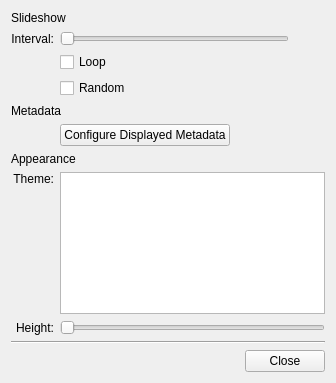
Old version of the form app/fullscreenconfigdialog.ui in the repository KDE/gwenview.
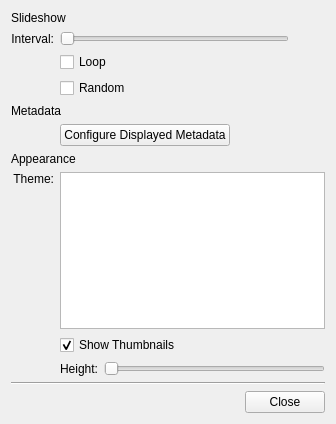
New version of the form.

Commit message: Don't like the fullscreen thumbnail bar? Disable it.

Diff of the .ui file:
```diff
--- a/app/fullscreenconfigdialog.ui
+++ b/app/fullscreenconfigdialog.ui
@@ -6,7 +6,7 @@
     <x>0</x>
     <y>0</y>
     <width>336</width>
-    <height>383</height>
+    <height>424</height>
    </rect>
   </property>
   <layout class="QGridLayout" name="gridLayout" >
@@ -137,7 +137,19 @@
    <item row="7" column="1" >
     <widget class="QListWidget" name="mThemeListWidget" />
    </item>
-   <item row="8" column="0" >
+   <item row="8" column="1" >
+    <widget class="QCheckBox" name="mShowThumbnailsCheckBox" >
+     <property name="text" >
+      <string>Show Thumbnails</string>
+     </property>
+     <property name="checked" >
+      <bool>true</bool>
+     </property>
+    </widget>
+   </item>
+   <item row="9" column="1" >
+    <layout class="QHBoxLayout" name="horizontalLayout_4" >
+     <item>
     <widget class="QLabel" name="label_5" >
      <property name="text" >
       <string>Height:</string>
@@ -147,7 +159,7 @@
      </property>
     </widget>
    </item>
-   <item row="8" column="1" >
+     <item>
     <widget class="QSlider" name="mHeightSlider" >
      <property name="sizePolicy" >
       <sizepolicy vsizetype="Fixed" hsizetype="Expanding" >
@@ -175,7 +187,9 @@
      </property>
     </widget>
    </item>
-   <item row="9" column="0" colspan="2" >
+    </layout>
+   </item>
+   <item row="10" column="0" colspan="2" >
     <widget class="Line" name="line" >
      <property name="minimumSize" >
       <size>
@@ -188,7 +202,7 @@
      </property>
     </widget>
    </item>
-   <item row="10" column="0" colspan="2" >
+   <item row="11" column="0" colspan="2" >
     <layout class="QHBoxLayout" name="horizontalLayout_2" >
      <item>
       <spacer name="horizontalSpacer" >
```
Left out of the diff: 42 changed lines with no effect on the pictures. Lines whose indentation alone changed are shown as unchanged. The commit also changes 3 other files.
